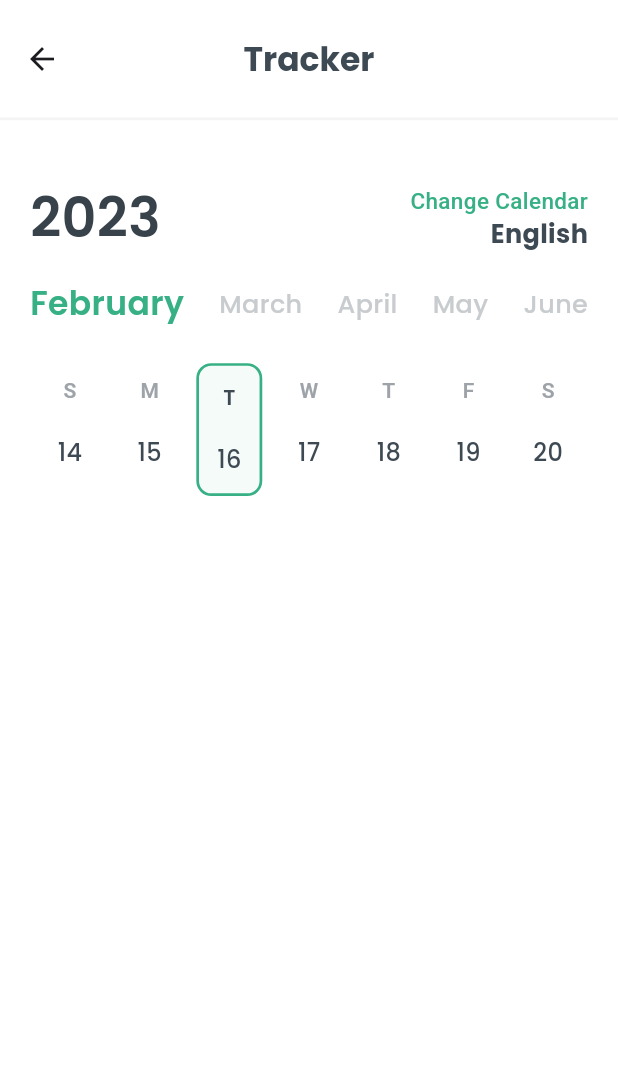
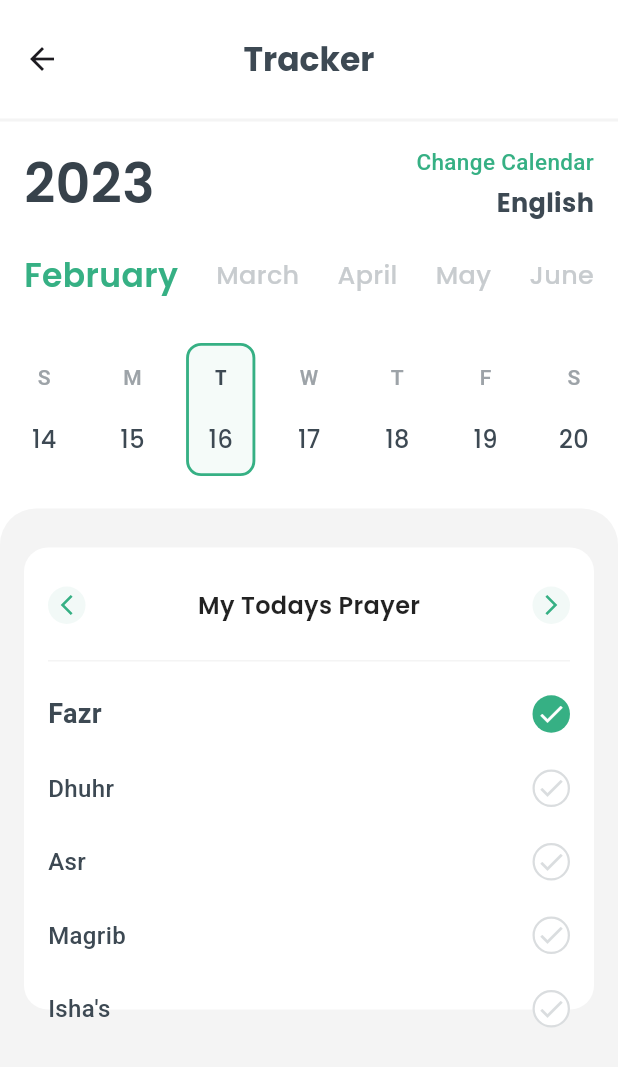
Before and after one commit to moinulislam0/muslim_pro, a Flutter app: the CalendarScreen screen opened directly, on a phone screen of 412 x 824 dp. Shown: the top 1067 px of the screen. Run offline on Flutter 3.47's test engine with Material 3 defaults, Android fonts, the phone set to English and light mode, and no system bars; our stand-ins replace flutter_svg.

Commit message:
Update tracker.dart

```diff
--- a/lib/tracker/tracker.dart
+++ b/lib/tracker/tracker.dart
@@ -23,29 +23,28 @@ class CalendarScreen extends StatelessWidget {
 
   static const TextStyle _dayAbbreviationStyle = TextStyle(
     fontSize: 14.0, // Approximately 12-14px
-    color: Color(0XFF9da3a8),
+    color: Color(0xFF9da3a8),
     fontWeight: FontWeight.w600,
-
     fontFamily: 'roboto',
   );
 
   static const TextStyle _dateStyle = TextStyle(
     fontSize: 16.0, // Approximately 16-18px
-    color: Color(0XFF3d4953),
+    color: Color(0xFF3d4953),
     fontWeight: FontWeight.w500,
     fontFamily: 'poppins',
   );
 
   static const TextStyle _selectedDayAbbreviationStyle = TextStyle(
     fontSize: 14.0, // Approximately 12-14px
-    color: Color(0XFF3d4953),
+    color: Color(0xFF3d4953),
     fontWeight: FontWeight.w600,
     fontFamily: 'poppins',
   );
 
   static const TextStyle _selectedDateTextStyle = TextStyle(
     fontSize: 16.0, // Approximately 16-18px
-    color: Color(0XFF3d4953),
+    color: Color(0xFF3d4953),
     fontWeight: FontWeight.w500,
     fontFamily: 'poppins',
   );
@@ -61,7 +60,7 @@ class CalendarScreen extends StatelessWidget {
         // Add your tap handling logic here if needed
       },
       child: Container(
-        height: 80, // Give it a fixed height
+        height: 100, // Give it a fixed height
         width: 50, // Give it a fixed width
         child: Column(
           mainAxisAlignment: MainAxisAlignment.center,
@@ -70,13 +69,13 @@ class CalendarScreen extends StatelessWidget {
               Container(
                 padding: const EdgeInsets.symmetric(
                   vertical: 11.0,
-                  horizontal: 12.0,
+                  horizontal: 13.0,
                 ), // 6px vertical, 8px horizontal
                 decoration: BoxDecoration(
-                  color: Color(0XFFf5fbf9), // rgba(52, 199, 89, 0.1)
+                  color: Color(0xFFf5fbf9), // rgba(52, 199, 89, 0.1)
                   border: Border.all(
-                    color: Color(0XFF36b084),
-                    width: 1.8,
+                    color: Color(0xFF36b084),
+                    width: 1.9,
                   ), // 1px solid Vibrant Green
                   borderRadius: BorderRadius.circular(
                     10.0,
@@ -122,39 +121,31 @@ class CalendarScreen extends StatelessWidget {
             fontSize: 22.0, // Approximately 18-20px
             fontWeight: FontWeight.w700, // Semi-bold
             fontFamily: 'poppins',
-            color: Color(0XFF3d4953),
+            color: Color(0xFF3d4953),
           ),
         ),
         centerTitle: true,
         backgroundColor: Colors.white,
         elevation: 0.0,
         bottom: PreferredSize(
-          // Step 1: Nirdishto height deyar jonno PreferredSize widget
-          preferredSize: const Size.fromHeight(.1), // Line-er height hobe 1.0
-          // Step 2: Line toiri korar jonno ekta Container
-          child: Container(
-            color: Color(0XFFf4f4f4), // Line-er color
-            height: 1.8, // Line-er height
+          preferredSize: Size.fromHeight(1.0),
+          child: Container(color: Color(0XFFf4f4f4), height: 2.0),
         ),
-        ), // No shadow
       ),
-      body: Padding(
-        padding: const EdgeInsets.symmetric(
-          horizontal: 20.0,
-          vertical: 40.0,
-        ), // Overall padding for the widget
+      body: SingleChildScrollView(
         child: Column(
           crossAxisAlignment: CrossAxisAlignment.start,
           children: [
-            Row(
+            Padding(
+              padding: const EdgeInsets.only(left: 16, right: 16, top: 16),
+              child: Row(
                 mainAxisAlignment: MainAxisAlignment.spaceBetween,
-
                 children: [
                   Text(
                     "2023",
                     style: _monthTextStyle.copyWith(
                       fontFamily: "poppins",
-                    color: Color.fromARGB(255, 55, 66, 75),
+                      color: Color(0xFF37424b),
                       fontSize: 36,
                       fontWeight: FontWeight.w600, // Semi-bold
                     ),
@@ -165,35 +156,39 @@ class CalendarScreen extends StatelessWidget {
                       Text(
                         "Change Calendar",
                         style: TextStyle(
-                        color: Color(0XFF36b084),
+                          color: Color(0xFF36b084),
                           fontSize: 15,
                           fontFamily: 'roboto',
                           fontWeight: FontWeight.w500,
                         ),
                       ),
+                      const SizedBox(height: 5),
                       Text(
                         "English",
                         style: TextStyle(
                           fontFamily: 'poppins',
                           fontSize: 17,
                           fontWeight: FontWeight.w700,
-                        color: Color(0XFF3d4953),
+                          color: Color(0xFF3d4953),
                         ),
                       ),
                     ],
                   ),
                 ],
               ),
-            const SizedBox(height: 16.0),
+            ),
+            const SizedBox(height: 20.0),
             // 1. Month Navigation Header
-            Row(
+            Padding(
+              padding: const EdgeInsets.only(left: 16, right: 16),
+              child: Row(
                 mainAxisAlignment: MainAxisAlignment.spaceBetween,
                 children: [
                   Text(
                     "February",
                     style: _monthTextStyle.copyWith(
                       fontWeight: FontWeight.w600, // Semi-bold
-                    color: Color(0XFF36b084),
+                      color: Color(0xFF36b084),
                       fontFamily: "poppins",
                       fontSize: 22,
                     ),
@@ -204,10 +199,9 @@ class CalendarScreen extends StatelessWidget {
                   Text(
                     "March",
                     style: _monthTextStyle.copyWith(
-                    color: Color.fromARGB(255, 200, 204, 207),
+                      color: Color(0xFFC8CCCF),
                       fontSize: 17,
                       fontWeight: FontWeight.w500,
-
                       fontFamily: "poppins",
                     ),
                   ),
@@ -215,10 +209,9 @@ class CalendarScreen extends StatelessWidget {
                   Text(
                     "April",
                     style: _monthTextStyle.copyWith(
-                    color: Color.fromARGB(255, 200, 204, 207),
+                      color: Color(0xFFC8CCCF),
                       fontSize: 17,
                       fontWeight: FontWeight.w500,
-
                       fontFamily: "poppins",
                     ),
                   ),
@@ -226,10 +219,9 @@ class CalendarScreen extends StatelessWidget {
                   Text(
                     "May",
                     style: _monthTextStyle.copyWith(
-                    color: Color.fromARGB(255, 200, 204, 207),
+                      color: Color(0xFFC8CCCF),
                       fontSize: 17,
                       fontWeight: FontWeight.w500,
-
                       fontFamily: "poppins",
                     ),
                   ),
@@ -237,14 +229,14 @@ class CalendarScreen extends StatelessWidget {
                   Text(
                     "June",
                     style: _monthTextStyle.copyWith(
-                    color: Color.fromARGB(255, 200, 204, 207),
+                      color: Color(0xFFC8CCCF),
                       fontSize: 17,
                       fontWeight: FontWeight.w500,
-
                       fontFamily: "poppins",
                     ),
                   ),
                 ],
+              ),
             ),
             const SizedBox(
               height: 24.0,
@@ -268,11 +260,154 @@ class CalendarScreen extends StatelessWidget {
               ],
             ),
             const SizedBox(height: 16.0),
+            Container(
+              height: MediaQuery.of(context).size.height - 400,
+              width: double.infinity,
+              decoration: BoxDecoration(
+                color: Color(0XFFf4f4f4),
+                borderRadius: BorderRadius.only(
+                  topLeft: Radius.circular(24),
+                  topRight: Radius.circular(24),
+                ),
+              ),
 
-            // Add the tasks section back with proper scrolling
+              // --- PORIBORTON EKHANE ---
+              // Padding-tike baire-er Container-e ana hoyeche, jate bhitorer shada card-er charpashe halka grey jaiga dekha jay.
+              // padding: const EdgeInsets.fromLTRB(
+              //   16.0,
+              //   16.0,
+              //   16.0,
+              //   0,
+              // ), // Niche padding 0 rakha holo
+              // --- PORIBORTON SHESH ---
+              child: Padding(
+                padding: const EdgeInsets.only(
+                  left: 16,
+                  right: 16,
+                  bottom: 90,
+                  top: 26,
+                ),
+                child: Container(
+                  // Bhitorer Container theke padding shoriye fela hoyeche
+                  padding: const EdgeInsets.only(
+                    left: 16,
+                    right: 16,
+                    top: 26,
+                  ), // Padding ekhon shada card er vitorer content er jonno
+                  decoration: BoxDecoration(
+                    color: Colors.white,
+                    borderRadius: BorderRadius.circular(16.0), // Golakar corner
+                  ),
+                  child: Column(
+                    children: [
+                      // 1. Header Section (Arrow, Title, Arrow)
+                      Row(
+                        mainAxisAlignment: MainAxisAlignment.spaceBetween,
+                        children: [
+                          // Bam pasher Back Arrow
+                          Container(
+                            height: 25,
+                            width: 25,
+                            decoration: BoxDecoration(
+                              borderRadius: BorderRadius.circular(30),
+                              color: Color(0xFFf2f9f7),
+                            ),
+                            child: Center(
+                              child: Icon(
+                                Icons
+                                    .arrow_back_ios_new, // Notun icon better look er jonno
+                                size: 16,
+                                color: Color(0XFF36b084),
+                              ),
+                            ),
+                          ),
+
+                          // Majhkhane Title
+                          Text(
+                            "My Todays Prayer",
+                            style: TextStyle(
+                              fontSize: 16,
+                              fontFamily: "poppins",
+                              fontWeight: FontWeight.w600,
+                              color: Colors.black87,
+                            ),
+                          ),
+
+                          // Dan pasher Forward Arrow
+                          Container(
+                            height: 25,
+                            width: 25,
+                            decoration: BoxDecoration(
+                              borderRadius: BorderRadius.circular(30),
+                              color: Color(0xFFf2f9f7),
+                            ),
+                            child: Center(
+                              child: Icon(
+                                Icons.arrow_forward_ios,
+                                size: 16,
+                                color: Color(0XFF36b084),
+                              ),
+                            ),
+                          ),
+                        ],
+                      ),
+                      const SizedBox(height: 24.0),
+                      Divider(color: Color(0XFFf4f4f4), height: 1),
+
+                      const SizedBox(
+                        height: 10.0,
+                      ), // Header ebong list er majhe faka jaiga
+                      // 2. Prayer List Section
+                      _buildPrayerRow("Fazr", isCompleted: true),
+                      _buildPrayerRow("Dhuhr"),
+                      _buildPrayerRow("Asr"),
+                      _buildPrayerRow("Magrib"),
+                      _buildPrayerRow("Isha's"),
+                    ],
+                  ),
+                ),
+              ),
+            ),
           ],
         ),
       ),
     );
   }
 }
+
+Widget _buildPrayerRow(String prayerName, {bool isCompleted = false}) {
+  return Padding(
+    padding: const EdgeInsets.symmetric(vertical: 12.0),
+    child: Row(
+      mainAxisAlignment: MainAxisAlignment.spaceBetween,
+      children: [
+        Text(
+          prayerName,
+          style: TextStyle(
+            fontSize: isCompleted ? 18 : 16,
+            fontWeight: isCompleted ? FontWeight.w700 : FontWeight.w500,
+            color: isCompleted ? Color(0XFF3d4953) : Color(0XFF3d4953),
+            fontFamily: 'roboto',
+          ),
+        ),
+        Container(
+          height: 25,
+          width: 25,
+
+          decoration: BoxDecoration(
+            border: isCompleted
+                ? null
+                : Border.all(color: Color(0XFFdadddf), width: 1.5),
+            borderRadius: BorderRadius.circular(50),
+            color: isCompleted ? Color(0XFF36b084) : Colors.white,
+          ),
+          child: Icon(
+            Icons.check,
+            size: 20,
+            color: isCompleted ? Colors.white : Color(0XFFdadddf),
+          ),
+        ),
+      ],
+    ),
+  );
+}
```
Lines whose indentation alone changed are shown as unchanged.
